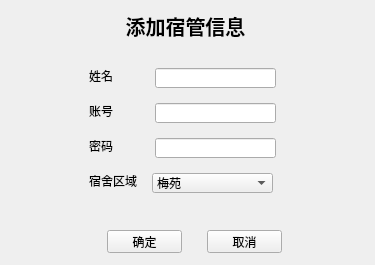
wo16pao/MS, file admin/admin_addaunt.ui: the form before one commit.
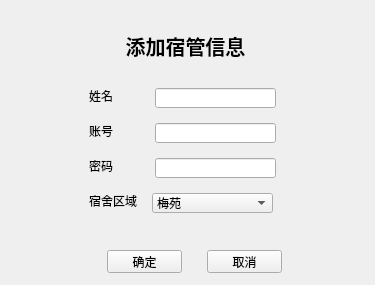
The form after the commit.

Patch:
```diff
--- a/admin/admin_addaunt.ui
+++ b/admin/admin_addaunt.ui
@@ -7,7 +7,7 @@
     <x>0</x>
     <y>0</y>
     <width>375</width>
-    <height>265</height>
+    <height>285</height>
    </rect>
   </property>
   <property name="windowTitle">
@@ -17,7 +17,7 @@
    <property name="geometry">
     <rect>
      <x>110</x>
-     <y>10</y>
+     <y>30</y>
      <width>151</width>
      <height>31</height>
     </rect>
@@ -40,7 +40,7 @@
    <property name="geometry">
     <rect>
      <x>107</x>
-     <y>230</y>
+     <y>250</y>
      <width>75</width>
      <height>23</height>
     </rect>
@@ -53,7 +53,7 @@
    <property name="geometry">
     <rect>
      <x>207</x>
-     <y>230</y>
+     <y>250</y>
      <width>75</width>
      <height>23</height>
     </rect>
@@ -66,7 +66,7 @@
    <property name="geometry">
     <rect>
      <x>30</x>
-     <y>231</y>
+     <y>251</y>
      <width>71</width>
      <height>21</height>
     </rect>
@@ -82,7 +82,7 @@
    <property name="geometry">
     <rect>
      <x>80</x>
-     <y>50</y>
+     <y>70</y>
      <width>205</width>
      <height>161</height>
     </rect>
```
